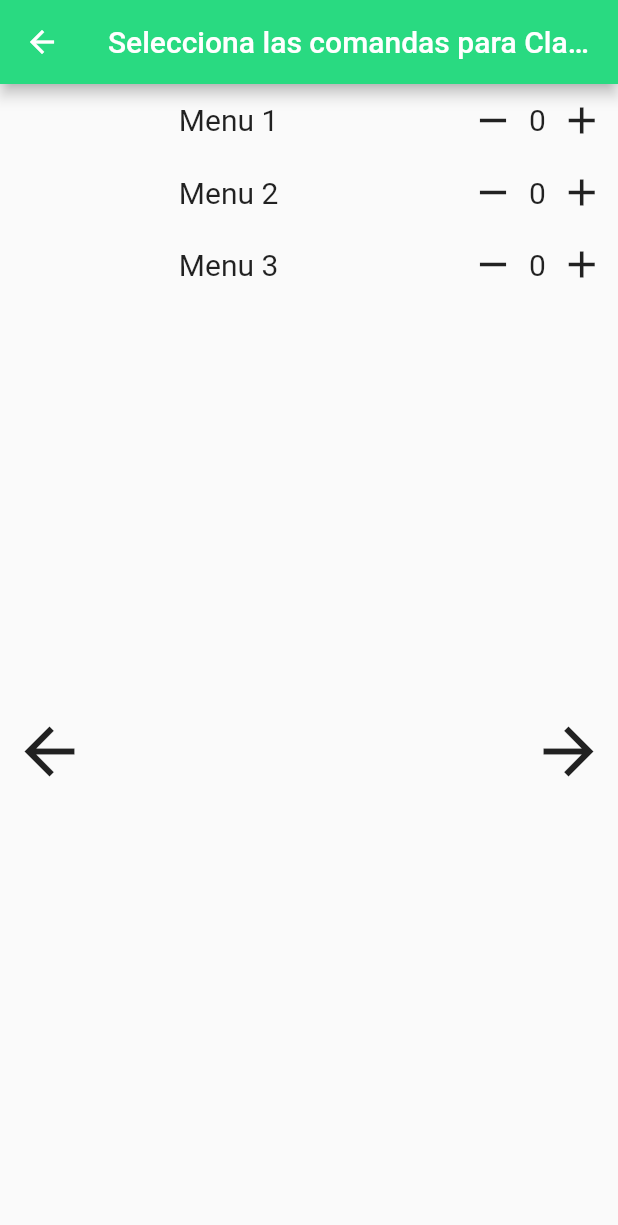
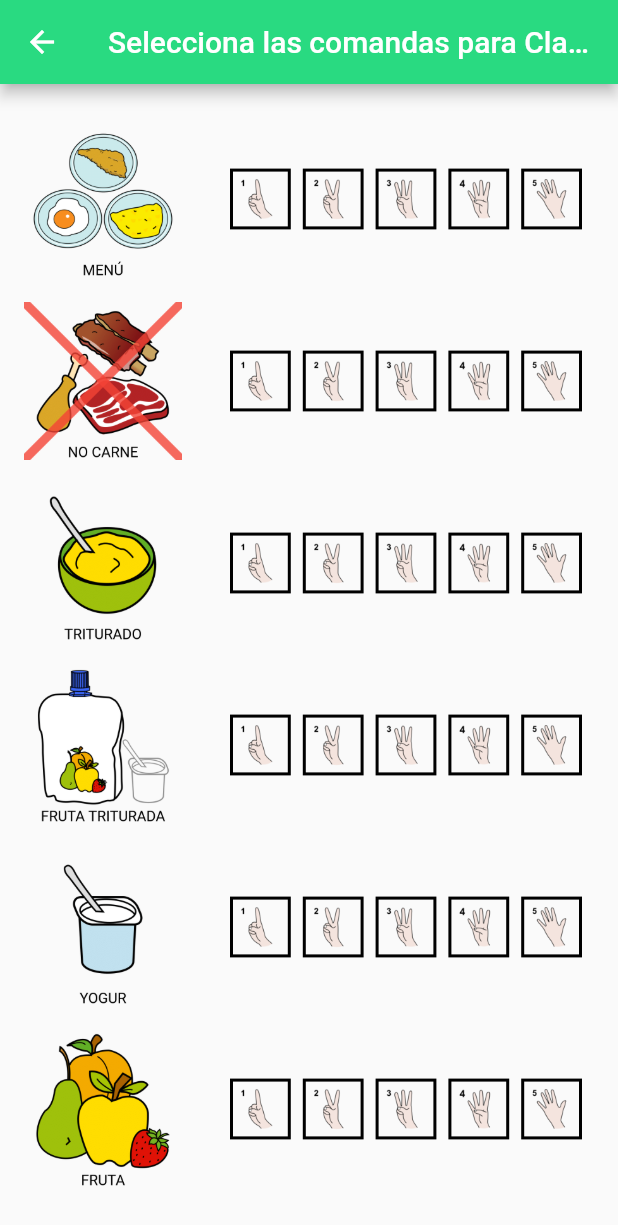
Before and after one commit to teresitarg22/IncluyeME-UGR, a Flutter app: the TaskCommand screen opened directly, on a phone screen of 412 x 824 dp. Shown: the top 1225 px of the screen. Run offline on Flutter 3.47's test engine with Material 2 defaults, Android fonts, the phone set to English and light mode, and no system bars; our stand-ins replace convert, flutter_form_builder, flutter_typeahead, google_fonts, image_picker, multi_select_flutter and 1 more; missing offline and left inert: postgres; accounts and stored records are empty.

Commit message:
Inicio pantalla contar menus

```diff
--- a/incluye_me/lib/views/command_task_image.dart
+++ b/incluye_me/lib/views/command_task_image.dart
@@ -1,12 +1,6 @@
 import 'package:flutter/material.dart';
-import 'package:google_fonts/google_fonts.dart';
-import 'package:multi_select_flutter/multi_select_flutter.dart';
-import 'dart:io';
-import '../controllers/usuario_controller.dart';
 import '../views/user_list.dart';
 import '../views/home_view.dart';
-import 'package:flutter_typeahead/flutter_typeahead.dart';
-import 'package:intl/intl.dart';
 import 'classroom_choose.dart';
 
 void main() {
@@ -41,125 +35,261 @@ class TaskCommand extends StatefulWidget {
 }
 
 class _CreateTaskCommandState extends State<TaskCommand> {
-  List<String> menus = ['Menu 1', 'Menu 2', 'Menu 3']; // Lista de menús
+  List<String> menus = [
+    'menu.png',
+    'no_carne.png',
+    'puré.png',
+    'fruta_triturada.png',
+    'yogur.png',
+    'fruta.png'
+  ]; // Lista de menús
   Map<String, Map<String, int>> amount =
       {}; // Mapa para guardar la cantidad seleccionada de cada menú por clase
+  Map<String, int> numeros = {};
   List<String> classroom = ['Clase 1', 'Clase 2', 'Clase 3']; // Lista de clases
   int currentClassIndex = 0; // Índice de la clase actual
+
+  String current_class = "Clase1";
 
   @override
   void initState() {
     super.initState();
+
+    amount[current_class] = {};
+
+    for (var menu in menus) {
+      amount[current_class]![menu] = 0;
+    }
+
+    numeros["uno.png"] = 1;
+    numeros["dos.png"] = 2;
+    numeros["tres.png"] = 3;
+    numeros["cuatro.png"] = 4;
+    numeros["cinco.png"] = 5;
+
+    /*
     for (var clas in classroom) {
       amount[clas] = {};
       for (var menu in menus) {
         amount[clas]![menu] = 0;
       }
-    }
+    }*/
   }
 
   @override
   Widget build(BuildContext context) {
+    List<String> repeatedImages = [
+      'assets/uno.png',
+      'assets/dos.png',
+      'assets/tres.png',
+      'assets/cuatro.png',
+      'assets/cinco.png',
+    ];
+
     return Scaffold(
       appBar: AppBar(
         title: Text(
-            'Selecciona las comandas para ${classroom[currentClassIndex]}'),
+          'Selecciona las comandas para ${classroom[currentClassIndex]}',
+        ),
         backgroundColor: const Color.fromARGB(255, 41, 218, 129),
       ),
-      body: Stack(
-        children: <Widget>[
-          Center(
-            child: ListView.builder(
-              itemCount: menus.length,
-              itemBuilder: (context, index) {
-                return Container(
-                  padding: EdgeInsets.all(.10),
+      body: ListView(
+        padding: EdgeInsets.all(16.0),
+        children: [
+          buildRowWithImages('assets/menu.png', repeatedImages),
+          buildRowWithImages('assets/no_carne.png', repeatedImages),
+          buildRowWithImages('assets/puré.png', repeatedImages),
+          buildRowWithImages('assets/fruta_triturada.png', repeatedImages),
+          buildRowWithImages('assets/yogur.png', repeatedImages),
+          buildRowWithImages('assets/fruta.png', repeatedImages)
+        ],
+      ),
+    );
+  }
+
+  /*Widget buildRowWithImages(String mainImagePath, List<String> repeatedImages) {
+    return Padding(
+      padding: const EdgeInsets.symmetric(vertical: 8.0),
       child: Row(
-                    mainAxisAlignment: MainAxisAlignment.center,
-                    children: <Widget>[
+        children: [
           Expanded(
-                        child: Text(
-                          menus[index],
-                          style: TextStyle(fontSize: 20.0),
-                          textAlign: TextAlign.center,
+            flex: 2, // Usa más espacio para la imagen principal
+            child: Padding(
+              padding: const EdgeInsets.only(right: 16.0),
+              child: Image.asset(
+                mainImagePath,
+                fit: BoxFit.contain,
               ),
             ),
-                      IconButton(
-                        icon: Icon(Icons.remove, size: 30.0),
-                        onPressed: () {
+          ),
+          SizedBox(
+              width:
+                  16.0), // Separación entre la imagen principal y las repetidas
+          Expanded(
+            flex: 4, // Usa más espacio para las imágenes repetidas
+            child: Row(
+              children: repeatedImages.map((imagePath) {
+                return Expanded(
+                  child: Padding(
+                    padding: const EdgeInsets.only(right: 8.0),
+                    child: InkWell(
+                      onTap: () {
+                        // Aquí puedes implementar la lógica de selección
                         setState(() {
-                            if (amount[classroom[currentClassIndex]]![
-                                    menus[index]]! >
-                                0) {
-                              amount[classroom[currentClassIndex]]![
-                                      menus[index]] =
-                                  amount[classroom[currentClassIndex]]![
-                                          menus[index]]! -
-                                      1;
+                          // Lógica de selección de imagen
+                          if (amount.containsKey(current_class)) {
+                            // Verificar si mainImagePath y imagePath existen en amount[current_class]
+                            if (amount[current_class] != null &&
+                                amount[current_class]![mainImagePath] != null &&
+                                numeros[imagePath] != null) {
+                              // Asignar el valor si no son nulos
+                              amount[current_class]![mainImagePath] =
+                                  numeros[imagePath]!;
+                            }
                           }
                         });
                       },
+                      child: Container(
+                        decoration: BoxDecoration(
+                          border: Border.all(
+                            color: Colors.black, // Color del borde seleccionado
+                            width: 2.0, // Ancho del borde
                           ),
-                      Text(
-                        '${amount[classroom[currentClassIndex]]![menus[index]]}',
-                        style: TextStyle(fontSize: 20.0),
                         ),
-                      IconButton(
-                        icon: Icon(Icons.add, size: 30.0),
-                        onPressed: () {
-                          setState(() {
-                            amount[classroom[currentClassIndex]]![
-                                    menus[index]] =
-                                amount[classroom[currentClassIndex]]![
-                                        menus[index]]! +
-                                    1;
-                          });
-                        },
+                        child: Padding(
+                          padding: const EdgeInsets.all(4.0),
+                          child: Image.asset(
+                            imagePath,
+                            fit: BoxFit.contain,
+                          ),
+                        ),
+                      ),
+                    ),
+                  ),
+                );
+              }).toList(),
+            ),
           ),
         ],
       ),
     );
-              },
+  }*/
+
+  Widget buildRowWithImages(String mainImagePath, List<String> repeatedImages) {
+    String? selectedImagePath; // Ruta de la imagen seleccionada
+
+    return Padding(
+      padding: const EdgeInsets.symmetric(vertical: 8.0),
+      child: Row(
+        children: [
+          Expanded(
+            flex: 2,
+            child: Padding(
+              padding: const EdgeInsets.only(right: 16.0),
+              child: Image.asset(
+                mainImagePath,
+                fit: BoxFit.contain,
               ),
             ),
-          Positioned(
-            right: 0,
-            top: MediaQuery.of(context).size.height / 2,
-            child: IconButton(
-              icon: Icon(Icons.arrow_forward),
-              iconSize: 50.0, // Hace el icono más grande
-              onPressed: () {
-                if (currentClassIndex < classroom.length - 1) {
+          ),
+          SizedBox(width: 16.0),
+          Expanded(
+            flex: 4,
+            child: Row(
+              children: repeatedImages.map((imagePath) {
+                return Expanded(
+                  child: Padding(
+                    padding: const EdgeInsets.only(right: 8.0),
+                    child: Material(
+                      color: Colors.transparent,
+                      child: InkWell(
+                        onTap: () {
                           setState(() {
-                    currentClassIndex++;
+                            print('Tapped: $imagePath');
+
+                            selectedImagePath = imagePath;
+
+                            if (amount.containsKey(current_class)) {
+                              // Verificar si mainImagePath y imagePath existen en amount[current_class]
+                              if (amount[current_class] != null &&
+                                  amount[current_class]![mainImagePath] !=
+                                      null &&
+                                  numeros[imagePath] != null) {
+                                // Asignar el valor si no son nulos
+                                amount[current_class]![mainImagePath] =
+                                    numeros[imagePath]!;
+                              }
+                            }
                           });
-                } else {
-                  // Navega a la página de resumen cuando se han anotado todos los menús
-                  Navigator.of(context).pop();
-                  Navigator.pushNamed(context, '/classroomChoose');
-                }
                         },
+                        child: Container(
+                          decoration: BoxDecoration(
+                            border: Border.all(
+                              color: Colors.black,
+                              width: 2.0,
+                            ),
+                            color: selectedImagePath == imagePath
+                                ? Colors.grey
+                                    .withOpacity(0.5) // Fondo seleccionado
+                                : Colors.transparent,
+                          ),
+                          child: Padding(
+                            padding: const EdgeInsets.all(4.0),
+                            child: Image.asset(
+                              imagePath,
+                              fit: BoxFit.contain,
                             ),
                           ),
-          Positioned(
-            left: 0,
-            top: MediaQuery.of(context).size.height / 2,
-            child: IconButton(
-              icon: Icon(Icons.arrow_back),
-              iconSize: 50.0, // Hace el icono más grande
-              onPressed: () {
-                if (currentClassIndex > 0) {
-                  setState(() {
-                    currentClassIndex--;
-                  });
-                } else {
-                  // Navega a la página anterior o realiza otra acción cuando se está en la primera clase
-                }
-              },
+                        ),
+                      ),
+                    ),
+                  ),
+                );
+              }).toList(),
             ),
           ),
         ],
       ),
     );
   }
+
+/*
+  Widget buildRowWithImages(String mainImagePath, List<String> repeatedImages) {
+    return Padding(
+      padding: const EdgeInsets.symmetric(vertical: 8.0),
+      child: Row(
+        children: [
+          Expanded(
+            flex: 2, // Usa más espacio para la imagen principal
+            child: Padding(
+              padding: const EdgeInsets.only(right: 16.0),
+              child: Image.asset(
+                mainImagePath,
+                fit: BoxFit.contain,
+              ),
+            ),
+          ),
+          SizedBox(
+              width:
+                  16.0), // Separación entre la imagen principal y las repetidas
+          Expanded(
+            flex: 4, // Usa más espacio para las imágenes repetidas
+            child: Row(
+              children: repeatedImages.map((imagePath) {
+                return Expanded(
+                  child: Padding(
+                    padding: const EdgeInsets.only(right: 8.0),
+                    child: Image.asset(
+                      imagePath,
+                      fit: BoxFit.contain,
+                    ),
+                  ),
+                );
+              }).toList(),
+            ),
+          ),
+        ],
+      ),
+    );
+  }*/
 }
```
Also changed, not shown: incluye_me/assets/cinco.png (added), incluye_me/assets/cuatro.png (added), incluye_me/assets/dos.png (added), incluye_me/assets/tres.png (added), incluye_me/assets/uno.png (added). Lines whose indentation alone changed are shown as unchanged.
